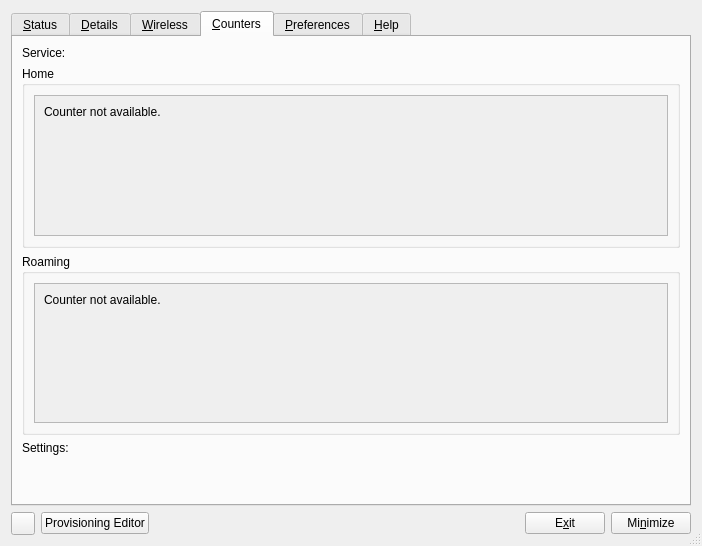
Qt form apps/cmstapp/code/control_box/ui/controlbox.ui (andrew-bibb/cmst) before a commit.
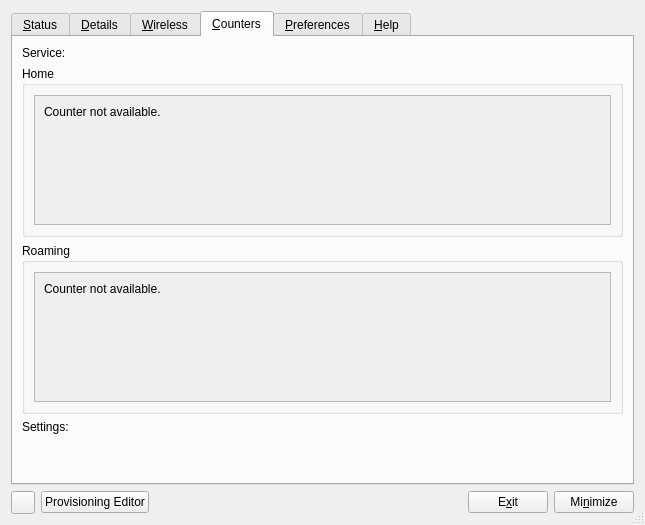
The same form after that commit. The open tabs and pages were chosen to show the change. Icons and pictures are not drawn.

The edit to the form file:
```diff
--- a/apps/cmstapp/code/control_box/ui/controlbox.ui
+++ b/apps/cmstapp/code/control_box/ui/controlbox.ui
@@ -6,8 +6,8 @@
    <rect>
     <x>0</x>
     <y>0</y>
-    <width>702</width>
-    <height>546</height>
+    <width>645</width>
+    <height>525</height>
    </rect>
   </property>
   <property name="minimumSize">
@@ -682,8 +682,8 @@
               <rect>
                <x>0</x>
                <y>0</y>
-               <width>636</width>
-               <height>137</height>
+               <width>579</width>
+               <height>126</height>
               </rect>
              </property>
              <layout class="QVBoxLayout" name="verticalLayout_9">
@@ -738,8 +738,8 @@
               <rect>
                <x>0</x>
                <y>0</y>
-               <width>636</width>
-               <height>136</height>
+               <width>579</width>
+               <height>126</height>
               </rect>
              </property>
              <layout class="QVBoxLayout" name="verticalLayout_10">
```
Left out of the diff: 8 changed lines with no effect on the pictures.
